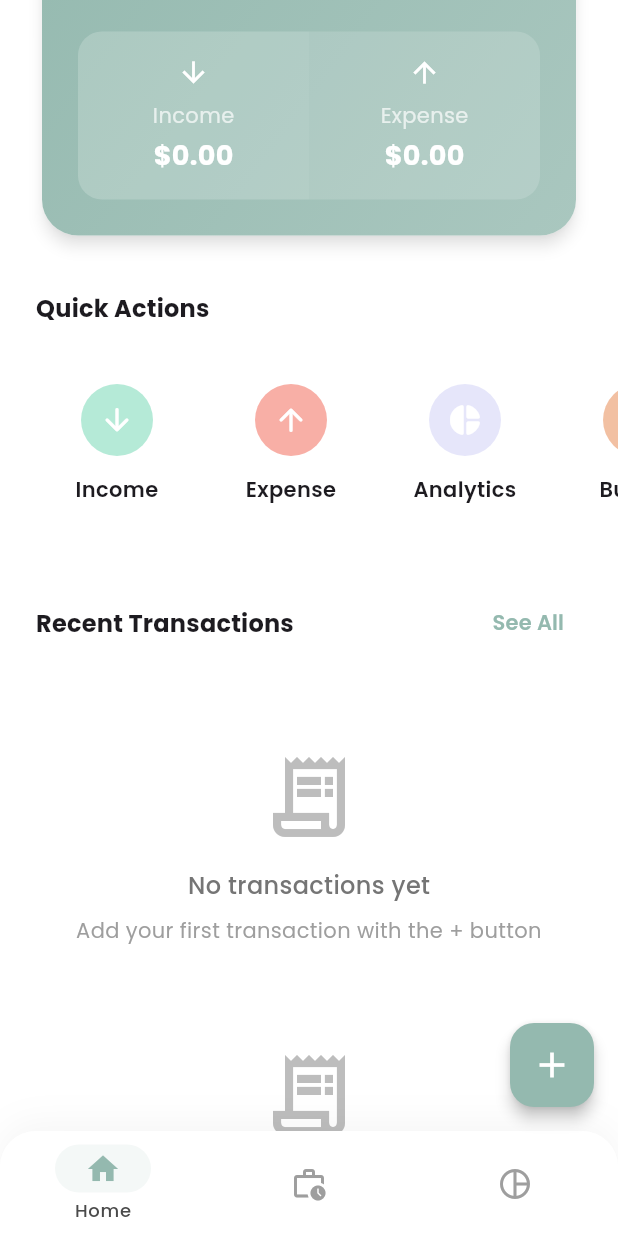
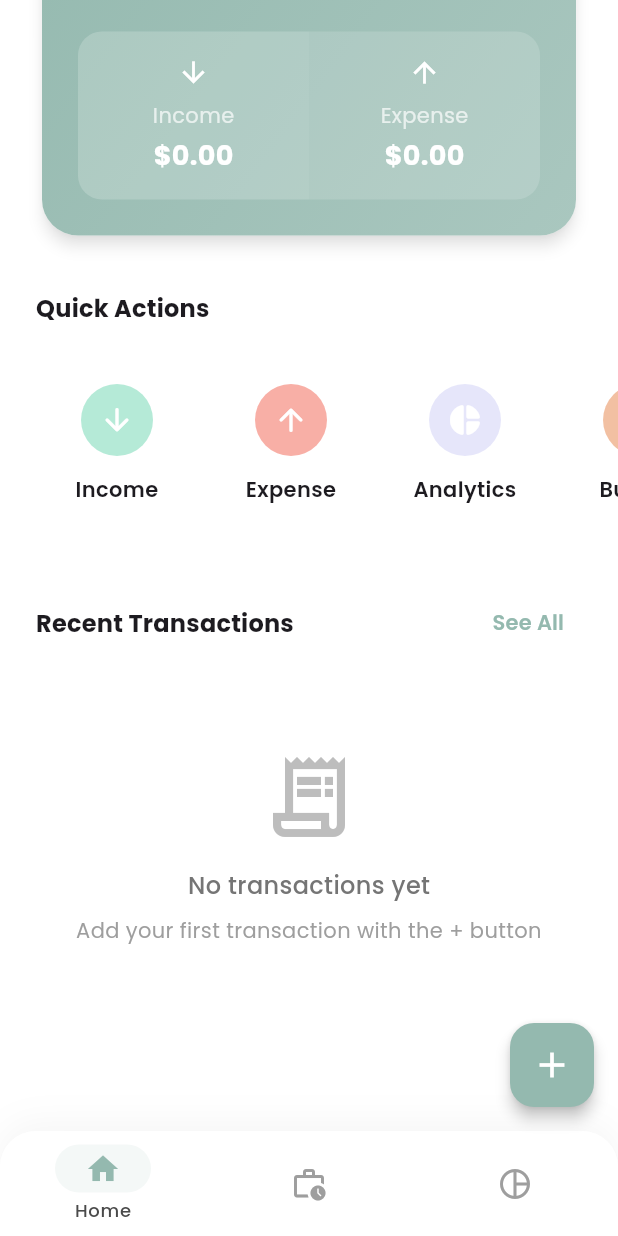
Before and after one commit to dangdungvn/finances_flutter_project, a Flutter app: the screen it shows after launch, scrolled down 231 dp, on a phone screen of 412 x 824 dp. Run offline on Flutter 3.47's test engine with Material 3 defaults, Android fonts, the phone set to English and light mode, and no system bars; our stand-ins replace fl_chart, google_fonts, sqflite; accounts and stored records are empty.

Commit message:
fix UI HomeScreen

```diff
--- a/lib/screens/home_screen.dart
+++ b/lib/screens/home_screen.dart
@@ -244,14 +244,15 @@ class _HomeScreenContent extends StatelessWidget {
               ),
 
               // Transaction List
-              SliverList(
+              provider.transactions.isEmpty
+                  ? SliverToBoxAdapter(
+                      child: _buildEmptyTransactionState(),
+                    )
+                  : SliverList(
                       delegate: SliverChildBuilderDelegate(
                         (context, index) {
-                    if (provider.transactions.isEmpty) {
-                      return _buildEmptyTransactionState();
-                    }
-
-                    if (index >= provider.transactions.length || index >= 5) {
+                          if (index >= provider.transactions.length ||
+                              index >= 5) {
                             return null;
                           }
 
@@ -336,12 +337,16 @@ class _HomeScreenContent extends StatelessWidget {
     showModalBottomSheet(
       context: context,
       backgroundColor: Colors.transparent,
+      isScrollControlled: true,
       builder: (context) => Container(
         decoration: const BoxDecoration(
           color: Colors.white,
           borderRadius: BorderRadius.vertical(
             top: Radius.circular(24),
           ),
+        ),
+        padding: EdgeInsets.only(
+          bottom: MediaQuery.of(context).viewInsets.bottom,
         ),
         child: Column(
           mainAxisSize: MainAxisSize.min,
```
Lines whose indentation alone changed are shown as unchanged.
